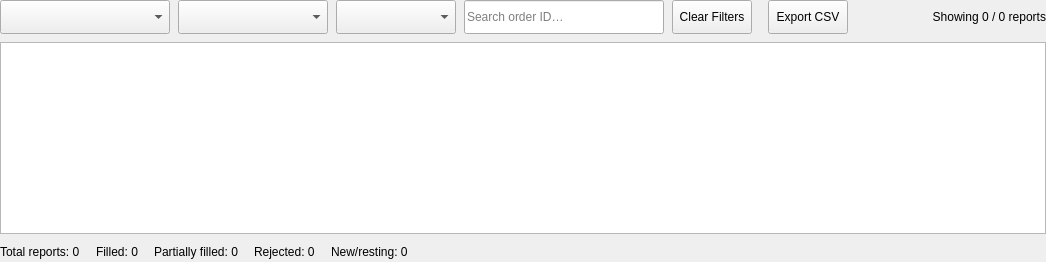
Old version of the form gui/ui/exec_reports_widget.ui in the repository SuhasDissa/LillyLedger.
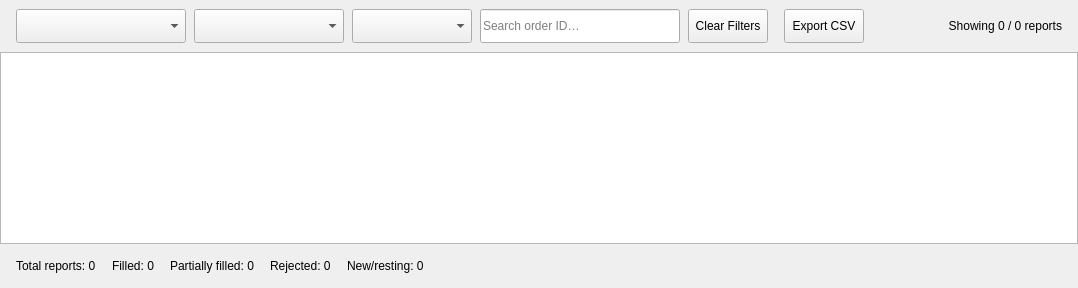
New version of the form.

Commit message: refactor: streamline main window UI by removing unused tab buttons and adjusting layout properties

```diff
--- a/gui/ui/exec_reports_widget.ui
+++ b/gui/ui/exec_reports_widget.ui
@@ -7,9 +7,16 @@
    <property name="topMargin"><number>0</number></property>
    <property name="rightMargin"><number>0</number></property>
    <property name="bottomMargin"><number>0</number></property>
-   <property name="spacing"><number>8</number></property>
+   <property name="spacing"><number>0</number></property>
+   <!-- Filter bar -->
    <item>
+    <widget class="QWidget" name="filterBarContainer" native="true">
+     <property name="minimumSize"><size><width>0</width><height>52</height></size></property>
     <layout class="QHBoxLayout" name="filterRow">
+      <property name="leftMargin"><number>16</number></property>
+      <property name="topMargin"><number>0</number></property>
+      <property name="rightMargin"><number>16</number></property>
+      <property name="bottomMargin"><number>0</number></property>
      <property name="spacing"><number>8</number></property>
      <item>
       <widget class="QComboBox" name="instrumentFilter">
@@ -58,12 +65,20 @@
       </widget>
      </item>
     </layout>
+    </widget>
    </item>
+   <!-- Table (edge-to-edge) -->
    <item>
     <widget class="QTableView" name="tableView"/>
    </item>
    <item>
+    <widget class="QWidget" name="summaryBarContainer" native="true">
+     <property name="minimumSize"><size><width>0</width><height>44</height></size></property>
     <layout class="QHBoxLayout" name="summaryRow">
+      <property name="leftMargin"><number>16</number></property>
+      <property name="topMargin"><number>0</number></property>
+      <property name="rightMargin"><number>16</number></property>
+      <property name="bottomMargin"><number>0</number></property>
      <property name="spacing"><number>16</number></property>
      <item>
       <widget class="QLabel" name="totalReportsLabel">
@@ -97,6 +112,7 @@
       </spacer>
      </item>
     </layout>
+    </widget>
    </item>
   </layout>
  </widget>
```
Left out of the diff: 1 changed line with no effect on the pictures. Lines whose indentation alone changed are shown as unchanged. The commit also changes 6 other files.
